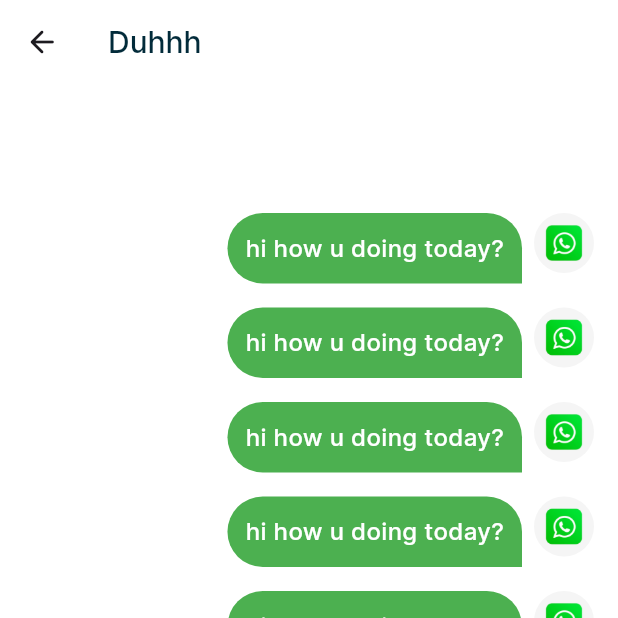
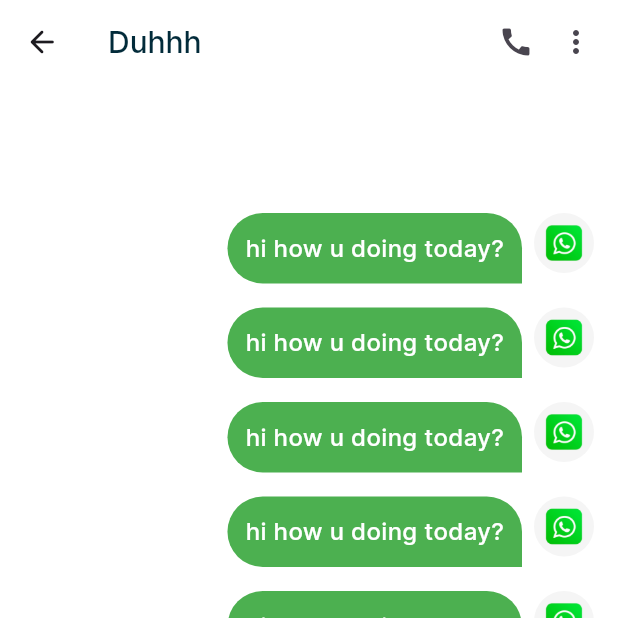
Before and after one commit to ykabdelrahman/mini_chat, a Flutter app: the BottomNavBar screen opened by its route, after a tap on "Duhhh", on a phone screen of 412 x 824 dp, the top half of it. Run offline on Flutter 3.47's test engine with Material 3 defaults, Android fonts, the phone set to English and light mode, and no system bars; our stand-ins replace go_router.

Commit message:
- added new group view

```diff
--- a/lib/core/routes/app_router.dart
+++ b/lib/core/routes/app_router.dart
@@ -1,5 +1,6 @@
 import 'package:go_router/go_router.dart';
 import 'package:mini_chat/features/home/presentation/views/bottom_nav_bar.dart';
+import 'package:mini_chat/features/new_group/presentation/views/new_group_view.dart';
 import 'package:mini_chat/features/profile/presentation/views/profile_view.dart';
 import '../../features/auth/presentation/views/login/login_view.dart';
 import '../../features/auth/presentation/views/signup/signup_view.dart';
@@ -64,6 +65,14 @@ abstract class AppRouter {
           child: const ChatView(),
         ),
       ),
+      GoRoute(
+        path: Routes.newGroupView,
+        pageBuilder: (context, state) => buildPageWithDefaultTransition(
+          context: context,
+          state: state,
+          child: const NewGroupView(),
+        ),
+      ),
     ],
   );
 }
--- a/lib/core/routes/routes.dart
+++ b/lib/core/routes/routes.dart
@@ -5,4 +5,5 @@ class Routes {
   static const String bottomNavBar = '/bottomNavBar';
   static const String profileView = '/profileView';
   static const String chatView = '/chatView';
+  static const String newGroupView = '/newGroupView';
 }
--- a/lib/features/chat/presentation/views/chat_view.dart
+++ b/lib/features/chat/presentation/views/chat_view.dart
@@ -1,6 +1,5 @@
 import 'package:flutter/material.dart';
-import 'package:go_router/go_router.dart';
-import '../../../../core/widgets/custom_appbar.dart';
+import 'widgets/chat_app_bar.dart';
 import 'widgets/chat_bubble.dart';
 import 'widgets/chat_text_field.dart';
 
@@ -10,13 +9,7 @@ class ChatView extends StatelessWidget {
   @override
   Widget build(BuildContext context) {
     return Scaffold(
-      appBar: CustomAppBar(
-        title: 'Duhhh',
-        leading: InkWell(
-          onTap: () => context.pop(),
-          child: const Icon(Icons.arrow_back_rounded),
-        ),
-      ),
+      appBar: const ChatAppBar(),
       body: Padding(
         padding: const EdgeInsets.symmetric(horizontal: 16),
         child: Column(
--- /dev/null
+++ b/lib/features/chat/presentation/views/widgets/chat_app_bar.dart
@@ -0,0 +1,33 @@
+import 'package:flutter/material.dart';
+import 'package:go_router/go_router.dart';
+import '../../../../../core/widgets/custom_appbar.dart';
+
+class ChatAppBar extends StatelessWidget implements PreferredSizeWidget {
+  const ChatAppBar({super.key});
+
+  @override
+  Widget build(BuildContext context) {
+    return CustomAppBar(
+      title: 'Duhhh',
+      leading: InkWell(
+        onTap: () => context.pop(),
+        child: const Icon(Icons.arrow_back_rounded),
+      ),
+      actions: [
+        InkWell(
+          onTap: () {},
+          child: const Icon(Icons.call),
+        ),
+        const SizedBox(width: 16),
+        InkWell(
+          onTap: () {},
+          child: const Icon(Icons.more_vert),
+        ),
+        const SizedBox(width: 16),
+      ],
+    );
+  }
+
+  @override
+  Size get preferredSize => const Size.fromHeight(kToolbarHeight);
+}
--- a/lib/features/home/presentation/views/home_view.dart
+++ b/lib/features/home/presentation/views/home_view.dart
@@ -1,4 +1,5 @@
 import 'package:flutter/material.dart';
+import '../../../../core/themes/colors_manager.dart';
 import 'widgets/chat_list.dart';
 import 'widgets/home_app_bar.dart';
 
@@ -7,11 +8,27 @@ class HomeView extends StatelessWidget {
 
   @override
   Widget build(BuildContext context) {
-    return const SafeArea(
-      child: Column(
+    return SafeArea(
+      child: Stack(
         children: [
-          HomeAppBar(),
-          ChatList(),
+          const Column(
+            children: [
+              HomeAppBar(),
+              ChatList(),
+            ],
+          ),
+          Positioned(
+            bottom: 20,
+            right: 20,
+            child: FloatingActionButton(
+              onPressed: () {},
+              backgroundColor: ColorsManager.mainGreen,
+              child: const Icon(
+                Icons.message,
+                color: Colors.white,
+              ),
+            ),
+          ),
         ],
       ),
     );
--- a/lib/features/home/presentation/views/widgets/home_app_bar.dart
+++ b/lib/features/home/presentation/views/widgets/home_app_bar.dart
@@ -24,7 +24,7 @@ class HomeAppBar extends StatelessWidget {
           itemBuilder: (context) {
             return [
               PopupMenuItem(
-                onTap: () {},
+                onTap: () => context.push(Routes.newGroupView),
                 child: const Text('New group', style: Styles.textStyle16),
               ),
               PopupMenuItem(
```
Also changed, not shown: lib/features/new_group/presentation/views/new_group_view.dart (added, +30 -0 lines), lib/features/new_group/presentation/views/widgets/new_group_appbar.dart (added, +24 -0 lines), lib/features/new_group/presentation/views/widgets/new_group_list.dart (added, +18 -0 lines), lib/features/new_group/presentation/views/widgets/new_group_list_item.dart (added, +49 -0 lines).
